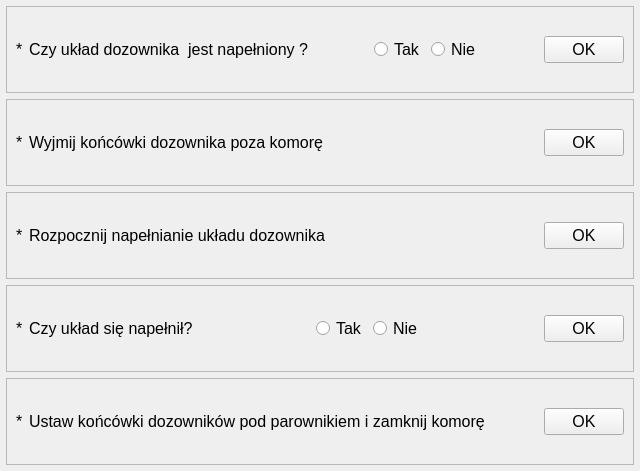
Above: app/nowytest_2.ui from wiacekmarcin/StanowiskoChemiczne before the change. Below: the same form after it.
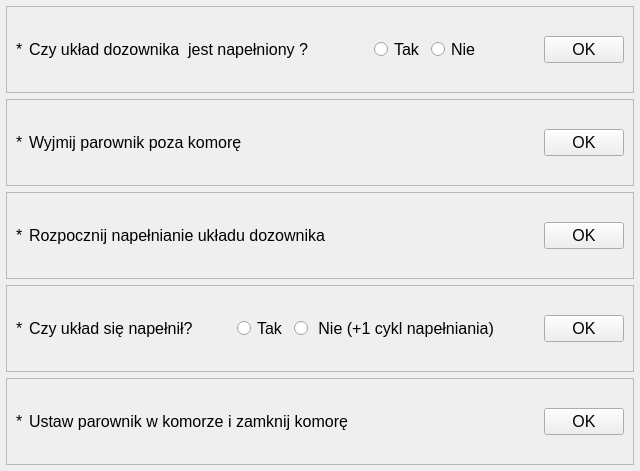
That is the form after the change. Custom widgets are drawn as their Qt base class.

Patch:
```diff
--- a/app/nowytest_2.ui
+++ b/app/nowytest_2.ui
@@ -12,7 +12,6 @@
   </property>
     <property name="font">
    <font>
-    <family>Tahoma</family>
     <pointsize>12</pointsize>
    </font>
   </property>
@@ -133,7 +132,7 @@
       <item>
        <widget class="QLabel" name="text_2">
         <property name="text">
-         <string>Wyjmij końcówki dozownika poza komorę</string>
+         <string>Wyjmij parownik poza komorę</string>
         </property>
        </widget>
       </item>
@@ -252,7 +251,7 @@
       <item>
        <widget class="QRadioButton" name="rb4_no">
         <property name="text">
-         <string>Nie</string>
+         <string> Nie (+1 cykl napełniania)</string>
         </property>
        </widget>
       </item>
@@ -298,7 +297,7 @@
       <item>
        <widget class="QLabel" name="text_5">
         <property name="text">
-         <string>Ustaw końcówki dozowników pod parownikiem i zamknij komorę</string>
+         <string>Ustaw parownik w komorze i zamknij komorę</string>
         </property>
        </widget>
       </item>
```
Lines whose indentation alone changed are shown as unchanged.
